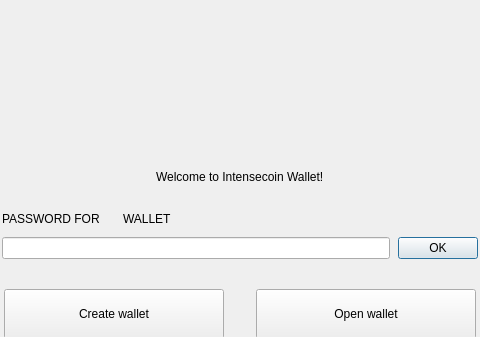
The window that src/Gui/NoWallet/NoWalletFrame.ui (coinchangemarket/coinchange-gui) describes before a commit, drawn with Qt 5; both pictures show x 179 to 659 and y 0 to 337 of the 838 by 660 pixel window.
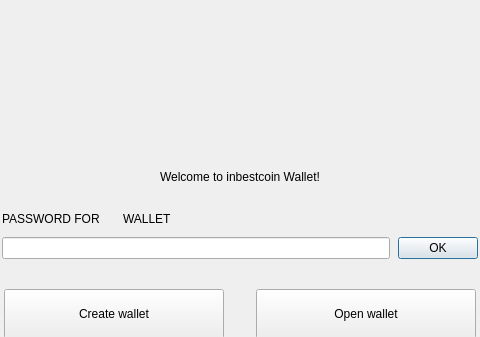
The same window after the commit. Custom widgets are drawn as their Qt base class.

The edit to the form file:
```diff
--- a/src/Gui/NoWallet/NoWalletFrame.ui
+++ b/src/Gui/NoWallet/NoWalletFrame.ui
@@ -54,7 +54,7 @@
    <item alignment="Qt::AlignHCenter">
     <widget class="WalletGui::WalletHeaderLabel" name="m_welcomeLabel">
      <property name="text">
-      <string>Welcome to Intensecoin Wallet!</string>
+      <string>Welcome to inbestcoin Wallet!</string>
      </property>
     </widget>
    </item>
```
